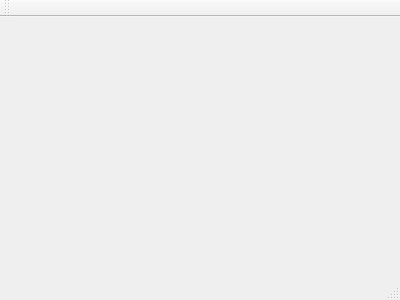
The window that Examen/mainwindow.ui (fvillalobos14/ExamenProgra3) describes before a commit, drawn with Qt 5.
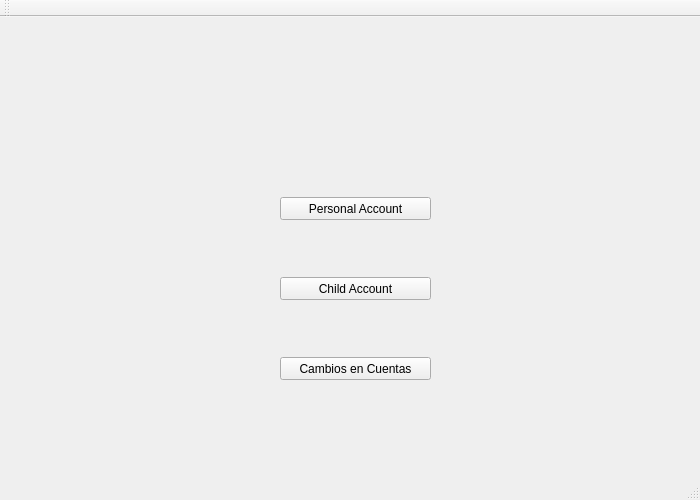
The same window after the commit.

Diff of the .ui file:
```diff
--- a/Examen/mainwindow.ui
+++ b/Examen/mainwindow.ui
@@ -1,24 +1,79 @@
 <ui version="4.0">
  <class>MainWindow</class>
- <widget class="QMainWindow" name="MainWindow" >
-  <property name="geometry" >
+ <widget class="QMainWindow" name="MainWindow">
+  <property name="geometry">
    <rect>
     <x>0</x>
     <y>0</y>
-    <width>400</width>
-    <height>300</height>
+    <width>700</width>
+    <height>500</height>
    </rect>
   </property>
   <property name="windowTitle" >
    <string>MainWindow</string>
   </property>
-  <widget class="QMenuBar" name="menuBar" />
-  <widget class="QToolBar" name="mainToolBar" />
-  <widget class="QWidget" name="centralWidget" />
-  <widget class="QStatusBar" name="statusBar" />
+  <widget class="QWidget" name="centralWidget">
+   <widget class="QPushButton" name="personal">
+    <property name="geometry">
+     <rect>
+      <x>280</x>
+      <y>180</y>
+      <width>151</width>
+      <height>23</height>
+     </rect>
+    </property>
+    <property name="text">
+     <string>Personal Account</string>
+    </property>
+   </widget>
+   <widget class="QPushButton" name="hijos">
+    <property name="geometry">
+     <rect>
+      <x>280</x>
+      <y>260</y>
+      <width>151</width>
+      <height>23</height>
+     </rect>
+    </property>
+    <property name="text">
+     <string>Child Account</string>
+    </property>
+   </widget>
+   <widget class="QPushButton" name="personal_2">
+    <property name="geometry">
+     <rect>
+      <x>280</x>
+      <y>340</y>
+      <width>151</width>
+      <height>23</height>
+     </rect>
+    </property>
+    <property name="text">
+     <string>Cambios en Cuentas</string>
+    </property>
+   </widget>
+  </widget>
+  <widget class="QMenuBar" name="menuBar">
+   <property name="geometry">
+    <rect>
+     <x>0</x>
+     <y>0</y>
+     <width>700</width>
+     <height>21</height>
+    </rect>
+   </property>
+  </widget>
+  <widget class="QToolBar" name="mainToolBar">
+   <attribute name="toolBarArea">
+    <enum>TopToolBarArea</enum>
+   </attribute>
+   <attribute name="toolBarBreak">
+    <bool>false</bool>
+   </attribute>
+  </widget>
+  <widget class="QStatusBar" name="statusBar"/>
  </widget>
- <layoutDefault spacing="6" margin="11" />
- <pixmapfunction></pixmapfunction>
+ <layoutdefault spacing="6" margin="11"/>
  <resources/>
  <connections/>
 </ui>
```
Left out of the diff: 3 changed lines with no effect on the pictures.
